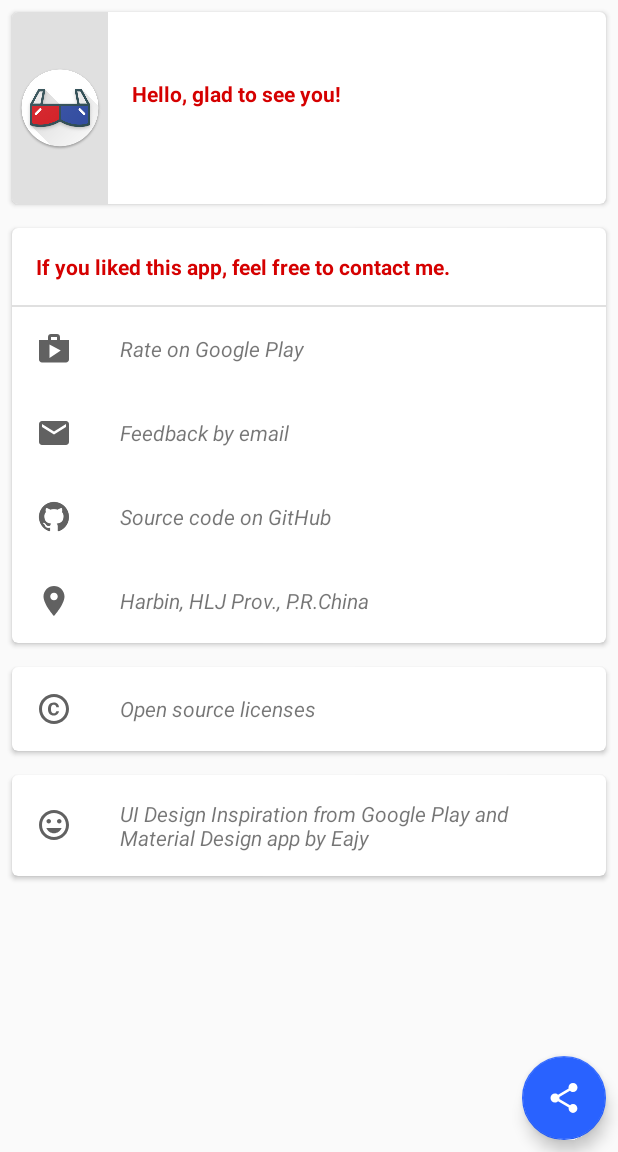
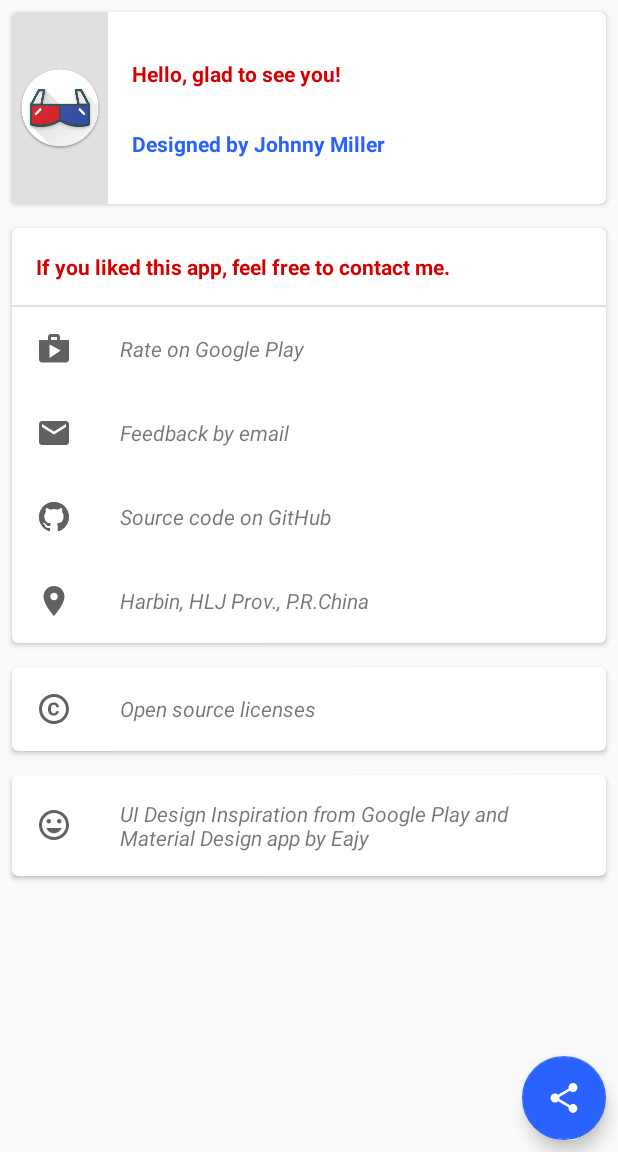
Before and after one commit to johnnymillergh/NewVista-for-Customer, an Android app: the layout activity_about.xml on its own in the app's theme, with its tools: preview values and no code run, on a phone screen of 412 x 824 dp, the part 84-1236 px from its top. Run offline under Robolectric (Android 15) with nearby library versions, the phone set to English and light mode, and no system bars.

Commit message:
Enhance UI

```diff
--- a/app/src/main/java/com/jm/newvista/ui/activity/SeatSelectionActivity.java
+++ b/app/src/main/java/com/jm/newvista/ui/activity/SeatSelectionActivity.java
@@ -99,6 +99,10 @@ public class SeatSelectionActivity extends BaseActivity<SeatSelectionModel, Seat
         selectedSeats.remove(canceledSeat);
         if (selectedSeats.size() == 0) seatSelection.setText(getString(R.string.seat_not_selected));
         else seatSelection.setText(getString(R.string.selected_seats) + selectedSeats);
+
+        DecimalFormat decimalFormat = new DecimalFormat(".00");
+        String total = decimalFormat.format(currentMovieSchedule.getPrice() * selectedSeats.size());
+        confirm.setText(getString(R.string.total) + total + getString(R.string.confirm2));
     }
 
     @SuppressLint("SetTextI18n")
@@ -106,9 +110,11 @@ public class SeatSelectionActivity extends BaseActivity<SeatSelectionModel, Seat
     public void lockSeat(Seat selectedSeat) {
         selectedSeats.add(selectedSeat);
         seatSelection.setText(getString(R.string.selected_seats) + selectedSeats);
+
         DecimalFormat decimalFormat = new DecimalFormat(".00");
         String total = decimalFormat.format(currentMovieSchedule.getPrice() * selectedSeats.size());
         confirm.setText(getString(R.string.total) + total + getString(R.string.confirm2));
+
         Toast.makeText(this, "Id: " + selectedSeat.id + ", row name: " + selectedSeat.rowName + ", col name: " +
                 selectedSeat.columnName + ", status: " + selectedSeat.status, Toast.LENGTH_SHORT).show();
     }
--- a/app/src/main/res/layout/activity_about.xml
+++ b/app/src/main/res/layout/activity_about.xml
@@ -82,7 +82,17 @@
                             android:id="@+id/version"
                             android:layout_width="match_parent"
                             android:layout_height="wrap_content"
+                            android:textColor="@color/md_black_color_code"
                             android:textStyle="italic"/>
+
+                        <TextView
+                            android:id="@+id/author"
+                            android:layout_width="match_parent"
+                            android:layout_height="wrap_content"
+                            android:layout_marginTop="8dp"
+                            android:text="@string/johnny_miller_designed"
+                            android:textColor="@color/colorAccent"
+                            android:textStyle="bold"/>
                     </LinearLayout>
 
                 </android.support.constraint.ConstraintLayout>
--- a/app/src/main/res/layout/nav_header_main.xml
+++ b/app/src/main/res/layout/nav_header_main.xml
@@ -31,7 +31,6 @@
         style="@style/Base.TextAppearance.AppCompat.SearchResult.Title"
         android:layout_width="wrap_content"
         android:layout_height="wrap_content"
-        android:text="@string/app_editor"
         android:textAppearance="@style/TextAppearance.AppCompat.Body1"
         app:layout_constraintBottom_toTopOf="@+id/emailNavigation"
         app:layout_constraintStart_toStartOf="@+id/avatarNavigation"/>
@@ -41,7 +40,6 @@
         android:layout_width="wrap_content"
         android:layout_height="wrap_content"
         android:layout_marginBottom="16dp"
-        android:text="@string/email_sample"
         android:textAppearance="@style/TextAppearance.AppCompat.Body1"
         app:layout_constraintBottom_toBottomOf="parent"
         app:layout_constraintStart_toStartOf="@+id/usernameNavigation"
--- a/app/src/main/res/layout/splash_screen.xml
+++ b/app/src/main/res/layout/splash_screen.xml
@@ -19,7 +19,7 @@
         android:layout_alignParentBottom="true"
         android:layout_centerHorizontal="true"
         android:layout_marginBottom="64dp"
-        android:text="Designed by Johnny Miller"
+        android:text="@string/johnny_miller_designed"
         android:textColor="@color/md_grey_700_color_code"
         android:textSize="20dp"
         android:textStyle="bold"/>
--- a/app/src/main/res/values/strings.xml
+++ b/app/src/main/res/values/strings.xml
@@ -154,4 +154,10 @@
     <string name="close">Close</string>
     <string name="inspiration">UI Design Inspiration from Google Play and Material Design app by Eajy</string>
     <string name="order_history">Order History</string>
+    <string name="ticket_detail">Ticket Detail</string>
+    <string name="new_vista_ticket_trademark">New Vista Ticket ™</string>
+    <string name="order_number">Order Number:</string>
+    <string name="total_price">Total Price:</string>
+    <string name="ticket_amount">Ticket Amount:</string>
+    <string name="johnny_miller_designed">Designed by Johnny Miller</string>
 </resources>
```
Also changed, not shown: app/src/main/AndroidManifest.xml (+5 -5 lines), app/src/main/java/com/jm/newvista/ui/activity/TicketDetailActivity.java (+41 -1 lines), app/src/main/res/layout/activity_ticket_detail.xml (+5 -8 lines), 1 other file.
